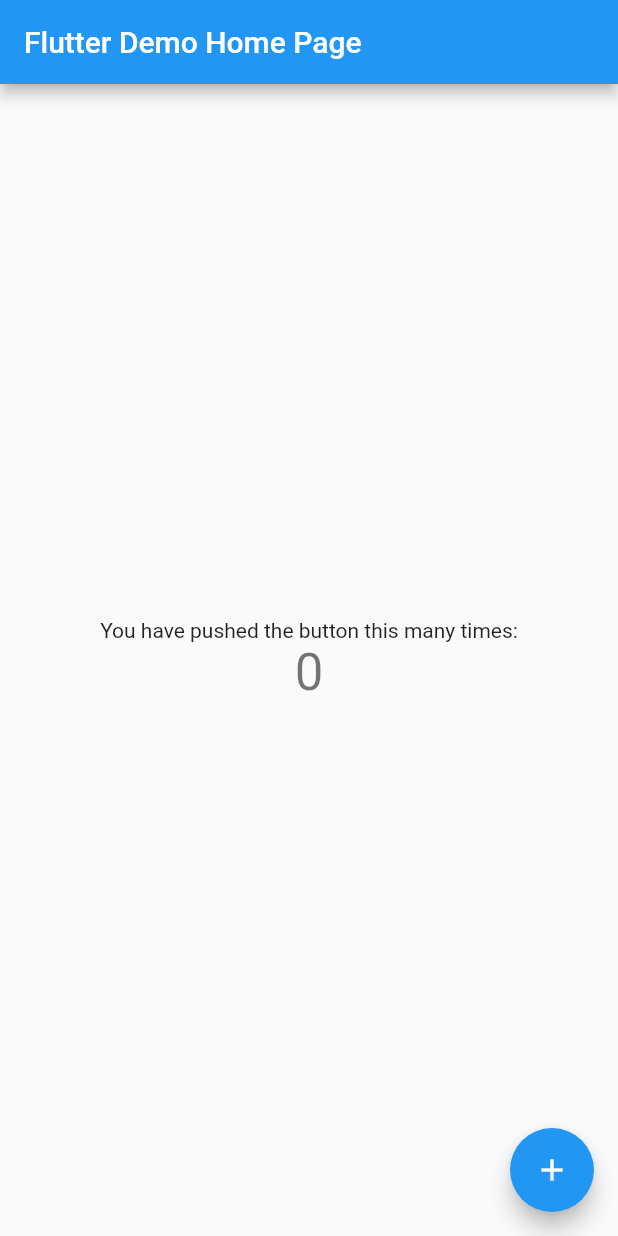
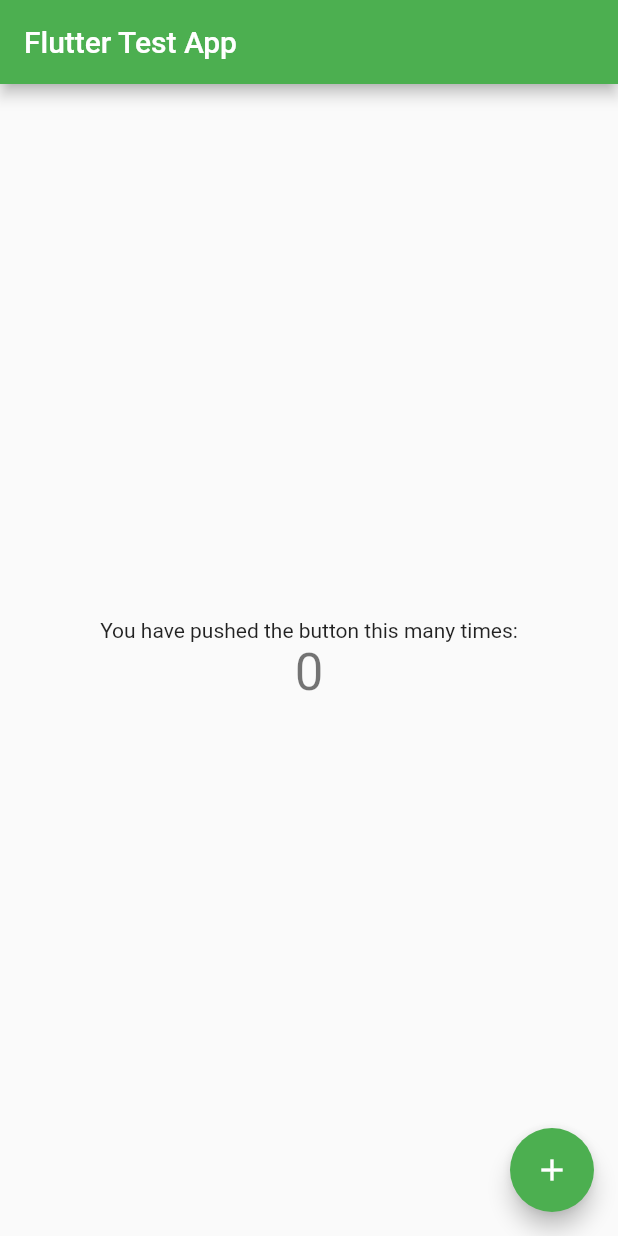
Before and after one commit to ms-politechnika-team/FlutterTest, a Flutter app: the screen it shows after launch, on a phone screen of 412 x 824 dp. Run offline on Flutter 3.47's test engine with Material 2 defaults, Android fonts, the phone set to English and light mode, and no system bars.

Commit message:
Modify layout

```diff
--- a/flutter_app/lib/main.dart
+++ b/flutter_app/lib/main.dart
@@ -7,7 +7,7 @@ class MyApp extends StatelessWidget {
   @override
   Widget build(BuildContext context) {
     return MaterialApp(
-      title: 'Flutter Demo',
+      title: 'Flutter Test',
       theme: ThemeData(
         // This is the theme of your application.
         //
@@ -18,24 +18,15 @@ class MyApp extends StatelessWidget {
         // or simply save your changes to "hot reload" in a Flutter IDE).
         // Notice that the counter didn't reset back to zero; the application
         // is not restarted.
-        primarySwatch: Colors.blue,
+        primarySwatch: Colors.green,
       ),
-      home: MyHomePage(title: 'Flutter Demo Home Page'),
+      home: MyHomePage(title: 'Flutter Test App'),
     );
   }
 }
 
 class MyHomePage extends StatefulWidget {
   MyHomePage({Key key, this.title}) : super(key: key);
-
-  // This widget is the home page of your application. It is stateful, meaning
-  // that it has a State object (defined below) that contains fields that affect
-  // how it looks.
-
-  // This class is the configuration for the state. It holds the values (in this
-  // case the title) provided by the parent (in this case the App widget) and
-  // used by the build method of the State. Fields in a Widget subclass are
-  // always marked "final".
 
   final String title;
 
@@ -48,47 +39,18 @@ class _MyHomePageState extends State<MyHomePage> {
 
   void _incrementCounter() {
     setState(() {
-      // This call to setState tells the Flutter framework that something has
-      // changed in this State, which causes it to rerun the build method below
-      // so that the display can reflect the updated values. If we changed
-      // _counter without calling setState(), then the build method would not be
-      // called again, and so nothing would appear to happen.
       _counter++;
     });
   }
 
   @override
   Widget build(BuildContext context) {
-    // This method is rerun every time setState is called, for instance as done
-    // by the _incrementCounter method above.
-    //
-    // The Flutter framework has been optimized to make rerunning build methods
-    // fast, so that you can just rebuild anything that needs updating rather
-    // than having to individually change instances of widgets.
     return Scaffold(
       appBar: AppBar(
-        // Here we take the value from the MyHomePage object that was created by
-        // the App.build method, and use it to set our appbar title.
         title: Text(widget.title),
       ),
       body: Center(
-        // Center is a layout widget. It takes a single child and positions it
-        // in the middle of the parent.
         child: Column(
-          // Column is also a layout widget. It takes a list of children and
-          // arranges them vertically. By default, it sizes itself to fit its
-          // children horizontally, and tries to be as tall as its parent.
-          //
-          // Invoke "debug painting" (press "p" in the console, choose the
-          // "Toggle Debug Paint" action from the Flutter Inspector in Android
-          // Studio, or the "Toggle Debug Paint" command in Visual Studio Code)
-          // to see the wireframe for each widget.
-          //
-          // Column has various properties to control how it sizes itself and
-          // how it positions its children. Here we use mainAxisAlignment to
-          // center the children vertically; the main axis here is the vertical
-          // axis because Columns are vertical (the cross axis would be
-          // horizontal).
           mainAxisAlignment: MainAxisAlignment.center,
           children: <Widget>[
             Text(
```
